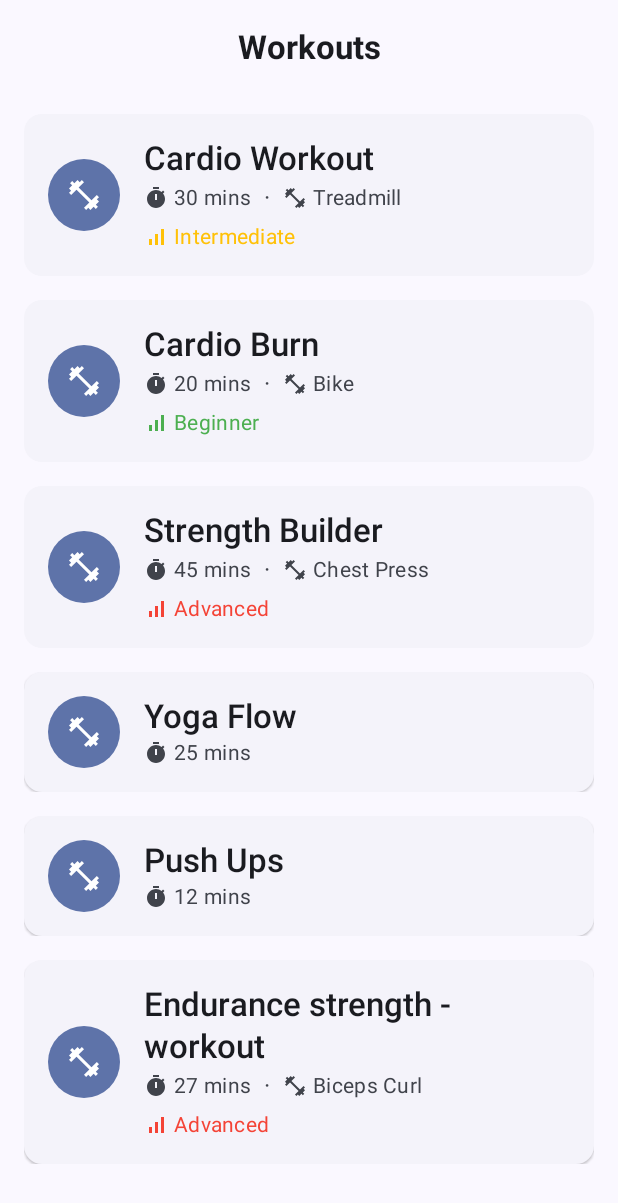
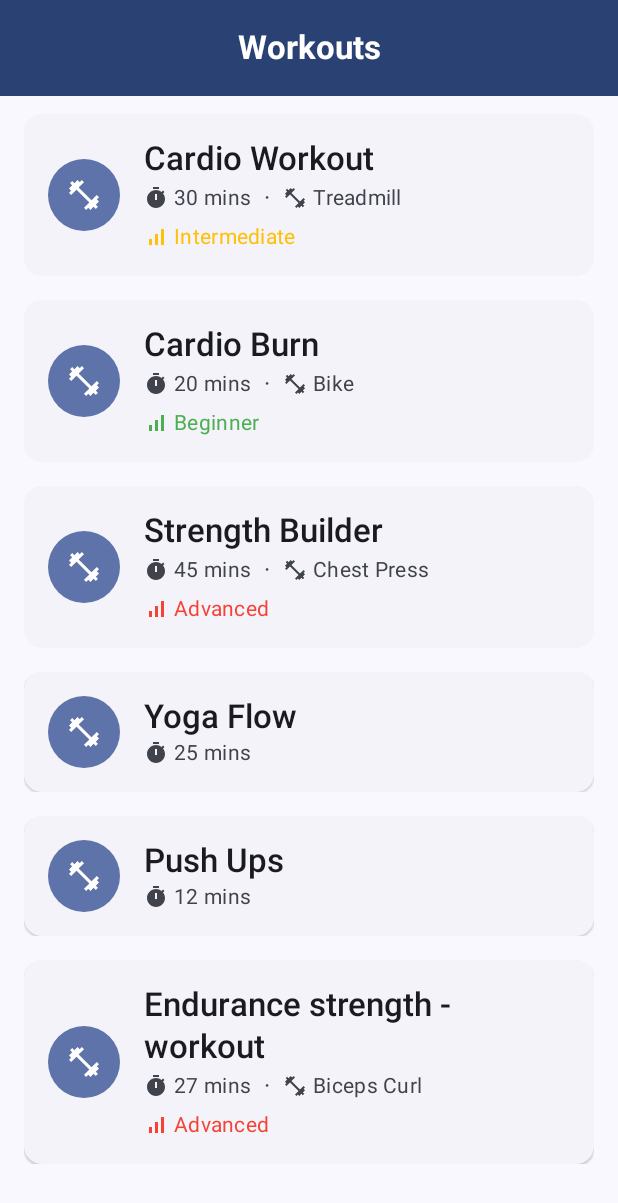
Before and after one commit to timo9036/Workouts_JohnsonHealthTech, an Android app built with Jetpack Compose: the WorkoutListScreen screen opened through its navigation route, on a phone screen of 412 x 824 dp. Shown: the top 1203 px of the screen. Run offline under Robolectric (Android 15) with nearby library versions, the phone set to English and light mode, and no system bars; our stand-ins replace Dagger/Hilt's generated code, Room's generated code; missing, so only their content is drawn: CompositionLocalProvider; 4 statements that could not run were skipped.

Commit message:
added scrollbehavior and animateitem

```diff
--- a/app/src/main/java/com/example/workouts_johnsonhealthtech/ui/workouts/WorkoutListScreen.kt
+++ b/app/src/main/java/com/example/workouts_johnsonhealthtech/ui/workouts/WorkoutListScreen.kt
@@ -1,6 +1,7 @@
 package com.example.workouts_johnsonhealthtech.ui.workouts
 
 import androidx.compose.animation.animateContentSize
+import androidx.compose.foundation.ExperimentalFoundationApi
 import androidx.compose.foundation.background
 import androidx.compose.foundation.layout.*
 import androidx.compose.foundation.lazy.LazyColumn
@@ -19,6 +20,7 @@ import androidx.compose.ui.Modifier
 import androidx.compose.ui.draw.clip
 import androidx.compose.ui.graphics.Color
 import androidx.compose.ui.graphics.vector.ImageVector
+import androidx.compose.ui.input.nestedscroll.nestedScroll
 import androidx.compose.ui.text.font.FontWeight
 import androidx.compose.ui.text.style.TextOverflow
 import androidx.compose.ui.unit.dp
@@ -28,18 +30,26 @@ import com.example.workouts_johnsonhealthtech.data.model.Difficulty
 import com.example.workouts_johnsonhealthtech.ui.UiState
 
 
-@OptIn(ExperimentalMaterial3Api::class)
+@OptIn(ExperimentalMaterial3Api::class, ExperimentalFoundationApi::class)
 @Composable
 fun WorkoutListScreen(
     viewModel: WorkoutListViewModel = hiltViewModel(),
     onWorkoutClick: (String) -> Unit
 ) {
     val uiState by viewModel.workoutsState.collectAsState()
+    val scrollBehavior = TopAppBarDefaults.enterAlwaysScrollBehavior()
+
 
     Scaffold(
+        modifier = Modifier.nestedScroll(scrollBehavior.nestedScrollConnection),
         topBar = {
             CenterAlignedTopAppBar(
                 title = { Text("Workouts", fontWeight = FontWeight.Bold) },
+                scrollBehavior = scrollBehavior,
+                colors = TopAppBarDefaults.centerAlignedTopAppBarColors(
+                    containerColor = MaterialTheme.colorScheme.primary,
+                    titleContentColor = MaterialTheme.colorScheme.onPrimary,
+                )
             )
         }
     ) { padding ->
@@ -62,6 +72,7 @@ fun WorkoutListScreen(
                         WorkoutItem(
                             workout = workout,
                             onClick = { onWorkoutClick(workout.id) },
+                            modifier = Modifier.animateItem()
                         )
                     }
                 }
@@ -80,7 +91,7 @@ fun WorkoutListScreen(
 }
 
 @Composable
-fun WorkoutItem(workout: Workout, onClick: () -> Unit) {
+fun WorkoutItem(workout: Workout, onClick: () -> Unit, modifier: Modifier = Modifier) {
     ElevatedCard(
         onClick = onClick,
         modifier = Modifier
```
